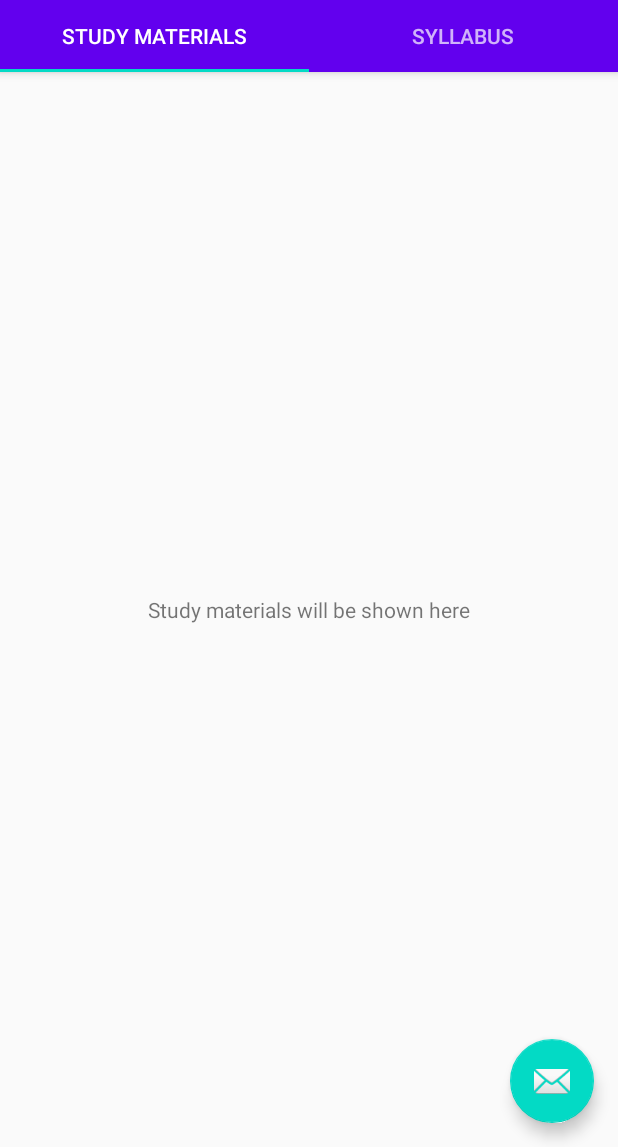
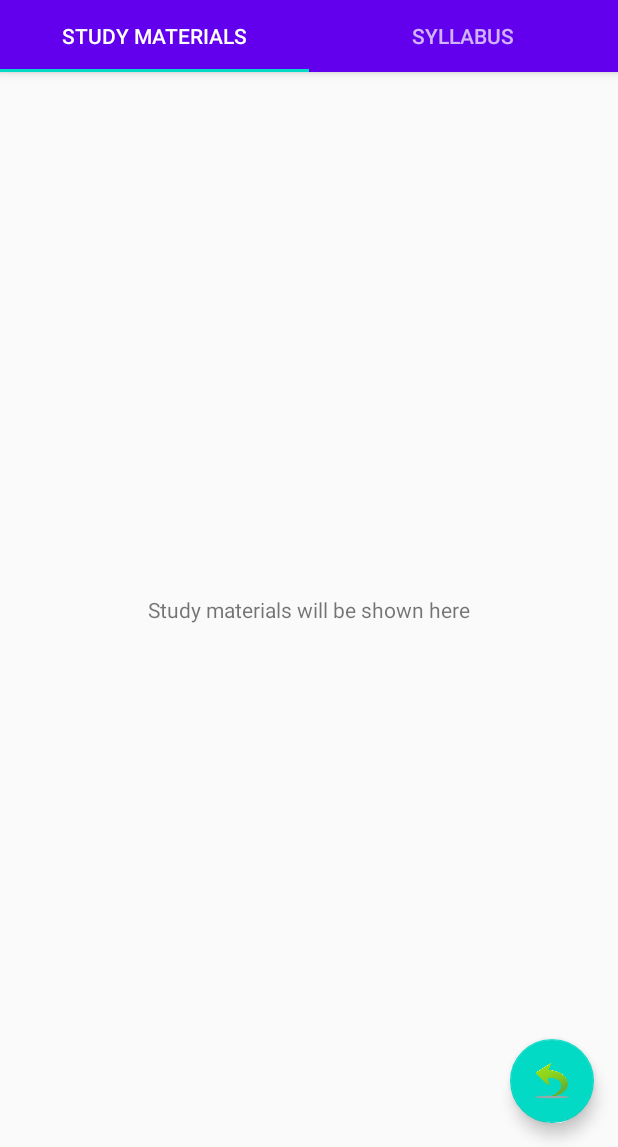
Before and after one commit to vedu2254/SWG_Task1_New, an Android app: the MainActivity screen opened directly, with no data from a screen before it, on a phone screen of 412 x 824 dp, the part 89-1236 px from its top. Run offline under Robolectric (Android 15) with nearby library versions, the phone set to English and light mode, and no system bars.

Commit message:
added backButtonIntent

```diff
--- a/app/src/main/java/com/example/myapplication/MainActivity.kt
+++ b/app/src/main/java/com/example/myapplication/MainActivity.kt
@@ -1,5 +1,6 @@
 package com.example.myapplication
 
+import android.content.Intent
 import android.os.Bundle
 import com.google.android.material.floatingactionbutton.FloatingActionButton
 import com.google.android.material.snackbar.Snackbar
@@ -22,9 +23,14 @@ class MainActivity : AppCompatActivity() {
         tabs.setupWithViewPager(viewPager)
         val fab: FloatingActionButton = findViewById(R.id.fab)
 
-        fab.setOnClickListener { view ->
-            Snackbar.make(view, "Replace with your own action", Snackbar.LENGTH_LONG)
-                    .setAction("Action", null).show()
+        fab.setOnClickListener {
+
+//                view ->
+//            Snackbar.make(view, "Replace with your own action", Snackbar.LENGTH_LONG)
+//                    .setAction("Action", null).show()
+
+            val backbutton = Intent(this,OurActivity::class.java)
+            startActivity(backbutton)
         }
     }
 }
--- a/app/src/main/res/layout/activity_main.xml
+++ b/app/src/main/res/layout/activity_main.xml
@@ -40,5 +40,5 @@
         android:layout_height="wrap_content"
         android:layout_gravity="bottom|end"
         android:layout_margin="@dimen/fab_margin"
-        app:srcCompat="@android:drawable/ic_dialog_email" />
+        app:srcCompat="@drawable/return_button" />
 </androidx.coordinatorlayout.widget.CoordinatorLayout>
```
Also changed, not shown: app/src/main/res/drawable/return_button.png (added), app/src/main/res/drawable/return_button_png_34576.png (added).
